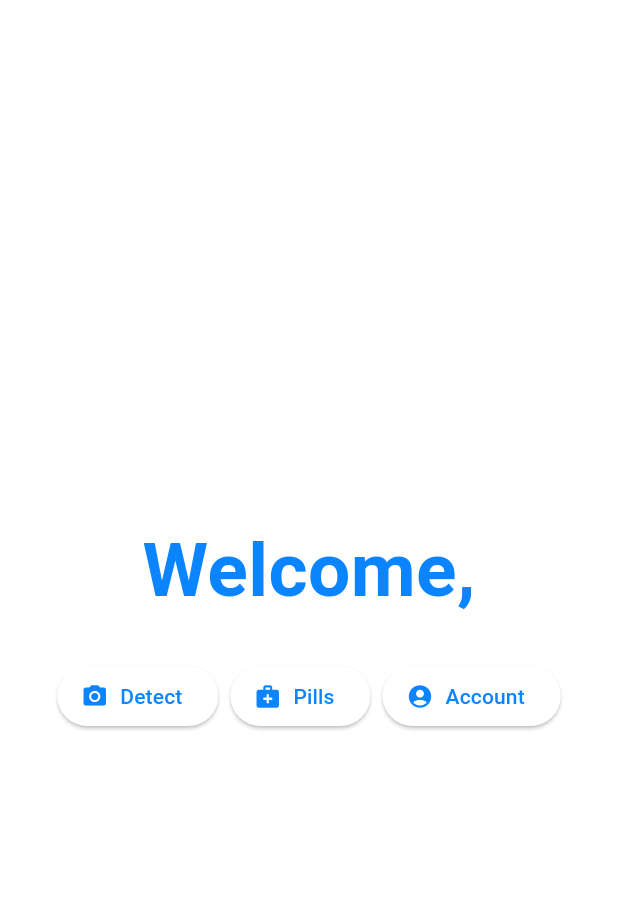
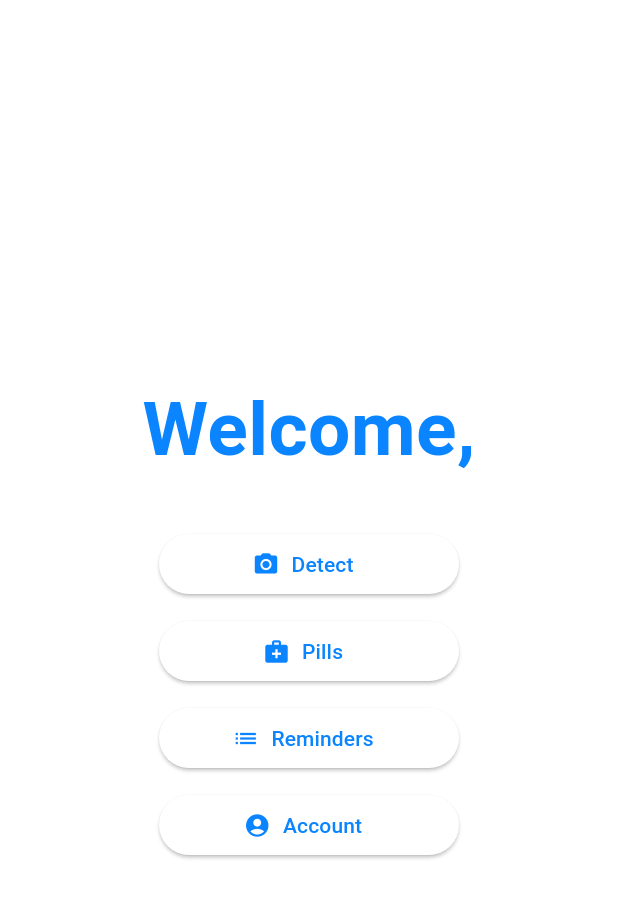
Before and after one commit to mnigm2001/capstone, a Flutter app: the HomePage screen opened directly with empty values, on a phone screen of 412 x 824 dp. Shown: the top 898 px of the screen. Run offline on Flutter 3.47's test engine with Material 3 defaults, Android fonts, the phone set to English and light mode, and no system bars; our stand-ins replace awesome_notifications, camera, firebase_auth, firebase_core, image_picker; accounts and stored records are empty.

Commit message:
added icons and label

```diff
--- a/lib/screens/home_screen.dart
+++ b/lib/screens/home_screen.dart
@@ -3,7 +3,6 @@ import 'package:firebase_auth/firebase_auth.dart';
 import 'pills_screen.dart';
 import 'guest_options_screen.dart';
 import 'account_screen.dart'; // Import the AccountScreen
-import 'pill_details_screen.dart';
 
 class HomePage extends StatefulWidget {
   String firstName;
@@ -18,26 +17,6 @@ class HomePage extends StatefulWidget {
 
 class _HomePageState extends State<HomePage> {
   User? user = FirebaseAuth.instance.currentUser;
-
-  void _updateName(String newName) {
-    setState(() {
-      widget.firstName = newName; // Update the firstName
-    });
-  }
-
-  void _navigateToAccountScreen() async {
-    final updatedName = await Navigator.of(context).push<String>(
-      MaterialPageRoute(builder: (context) => AccountScreen()),
-    );
-
-    if (updatedName != null && updatedName.isNotEmpty) {
-      setState(() {
-        // Update the name displayed on the HomePage
-        // Note: Make sure the firstName field in HomePage is not final
-        widget.firstName = updatedName;
-      });
-    }
-  }
 
   @override
   void initState() {
@@ -60,9 +39,6 @@ class _HomePageState extends State<HomePage> {
           actions: <Widget>[
             TextButton(
               child: Text("Understood"),
-              style: TextButton.styleFrom(
-                foregroundColor: Color(0xFF0A84FF), // Blue color for text
-              ),
               onPressed: () {
                 Navigator.of(context).pop();
               },
@@ -75,84 +51,102 @@ class _HomePageState extends State<HomePage> {
 
   @override
   Widget build(BuildContext context) {
-    // Use the first name passed to the widget
-    String firstName =
-        widget.firstName; // Modify this line to use the passed first name
+    double buttonWidth =
+        200.0; // Arbitrary width to fit the "Reminders" text and icon
 
     return Scaffold(
       backgroundColor: Colors.white,
-      body: Column(
-        mainAxisAlignment: MainAxisAlignment.center,
-        children: <Widget>[
-          Padding(
-            padding: EdgeInsets.only(
-                top: 16.0, left: 16.0, right: 16.0, bottom: 16.0),
-            child: Text(
-              'Welcome, $firstName', // Display the passed first name
+      body: Center(
+        child: Column(
+          mainAxisAlignment: MainAxisAlignment.center,
+          children: <Widget>[
+            Text(
+              'Welcome, ${widget.firstName}',
               style: TextStyle(
                   fontSize: 50,
                   fontWeight: FontWeight.bold,
                   color: Color(0xFF0A84FF)),
               textAlign: TextAlign.center,
             ),
-          ),
-          ButtonBar(
-            alignment: MainAxisAlignment.center,
-            children: <Widget>[
-              ElevatedButton.icon(
-                onPressed: () async {
+            SizedBox(height: 30),
+            SizedBox(
+              width: buttonWidth,
+              child: ElevatedButton.icon(
+                onPressed: () {
                   Navigator.push(
                     context,
-                    MaterialPageRoute(builder: (context) => GuestOptionsScreen(showDisclaimer: false)),
+                    MaterialPageRoute(
+                        builder: (context) =>
+                            GuestOptionsScreen(showDisclaimer: false)),
                   );
                 },
-                icon: Icon(Icons.camera_alt,
-                    color: Color(0xFF0A84FF)), // Camera icon for Scan button
-                // Add icon for Scan button
-                label: Text('Detect', style: TextStyle(color: Color(0xFF0A84FF))),
+                icon: Icon(Icons.camera_alt, color: Color(0xFF0A84FF)),
+                label:
+                    Text('Detect', style: TextStyle(color: Color(0xFF0A84FF))),
                 style: ElevatedButton.styleFrom(
-                  backgroundColor: Colors.white, // Set the background color to white
-                  foregroundColor: Color(0xFF0A84FF), // Text color
+                  backgroundColor:
+                      Colors.white, // Set the background color to white
+                  onPrimary: Color(0xFF0A84FF), // Text color
                 ),
               ),
-              ElevatedButton.icon(
+            ),
+            SizedBox(height: 10),
+            SizedBox(
+              width: buttonWidth,
+              child: ElevatedButton.icon(
                 onPressed: () {
-                  Navigator.of(context).push(MaterialPageRoute(builder: (context) => PillsPage()));
+                  Navigator.of(context).push(
+                      MaterialPageRoute(builder: (context) => PillsPage()));
                 },
-                icon: Icon(Icons.medical_services,
-                    color: Color(0xFF0A84FF)), // Add icon for Pills button
+                icon: Icon(Icons.medical_services, color: Color(0xFF0A84FF)),
                 label:
                     Text('Pills', style: TextStyle(color: Color(0xFF0A84FF))),
                 style: ElevatedButton.styleFrom(
                   backgroundColor: Colors.white,
-                  foregroundColor: Color(0xFF0A84FF),
+                  onPrimary: Color(0xFF0A84FF),
                 ),
               ),
-              ElevatedButton.icon(
-                onPressed: () async {
-                  final updatedName = await Navigator.of(context).push(
+            ),
+            SizedBox(height: 10),
+            SizedBox(
+              width: buttonWidth,
+              child: ElevatedButton.icon(
+                onPressed: () {
+                  // Navigator.push(
+                  //   context,
+                  //   MaterialPageRoute(builder: (context) => RemindersPage()),
+                  // );
+                },
+                icon: Icon(Icons.list, color: Color(0xFF0A84FF)),
+                label: Text('Reminders',
+                    style: TextStyle(color: Color(0xFF0A84FF))),
+                style: ElevatedButton.styleFrom(
+                  backgroundColor: Colors.white,
+                  onPrimary: Color(0xFF0A84FF),
+                ),
+              ),
+            ),
+            SizedBox(height: 10),
+            SizedBox(
+              width: buttonWidth,
+              child: ElevatedButton.icon(
+                onPressed: () {
+                  Navigator.push(
+                    context,
                     MaterialPageRoute(builder: (context) => AccountScreen()),
                   );
-
-                  if (updatedName != null && updatedName is String) {
-                    setState(() {
-                      // Update the name displayed in HomePage
-                      widget.firstName = updatedName;
-                    });
-                  }
                 },
-                icon: Icon(Icons.account_circle,
-                    color: Color(0xFF0A84FF)), // Icon for Account button
+                icon: Icon(Icons.account_circle, color: Color(0xFF0A84FF)),
                 label:
                     Text('Account', style: TextStyle(color: Color(0xFF0A84FF))),
                 style: ElevatedButton.styleFrom(
                   backgroundColor: Colors.white,
-                  foregroundColor: Color(0xFF0A84FF),
+                  onPrimary: Color(0xFF0A84FF),
                 ),
               ),
-            ],
-          ),
-        ],
+            ),
+          ],
+        ),
       ),
     );
   }
```
Also changed, not shown: lib/screens/pill_details_screen.dart (+67 -8 lines), 12 other files.
